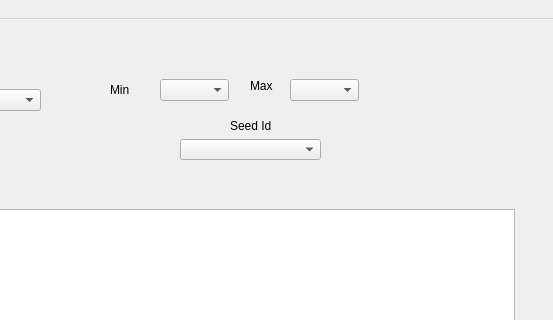
Above: multitargetingwindow.ui from TrinhLab/CASPERapp before the change; both pictures show x 750 to 1303 and y 0 to 320 of the 1303 by 814 pixel window. Below: the same form after it.
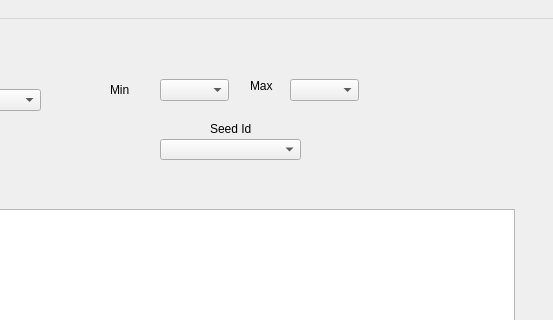
That is the form after the change.

Patch:
```diff
--- a/multitargetingwindow.ui
+++ b/multitargetingwindow.ui
@@ -189,7 +189,7 @@
    <widget class="QComboBox" name="chromo_seed">
     <property name="geometry">
      <rect>
-      <x>930</x>
+      <x>910</x>
       <y>120</y>
       <width>141</width>
       <height>21</height>
@@ -408,10 +408,10 @@
    <widget class="QLabel" name="label_19">
     <property name="geometry">
      <rect>
-      <x>980</x>
+      <x>960</x>
       <y>100</y>
-      <width>47</width>
-      <height>13</height>
+      <width>41</width>
+      <height>20</height>
      </rect>
     </property>
     <property name="text">
```
